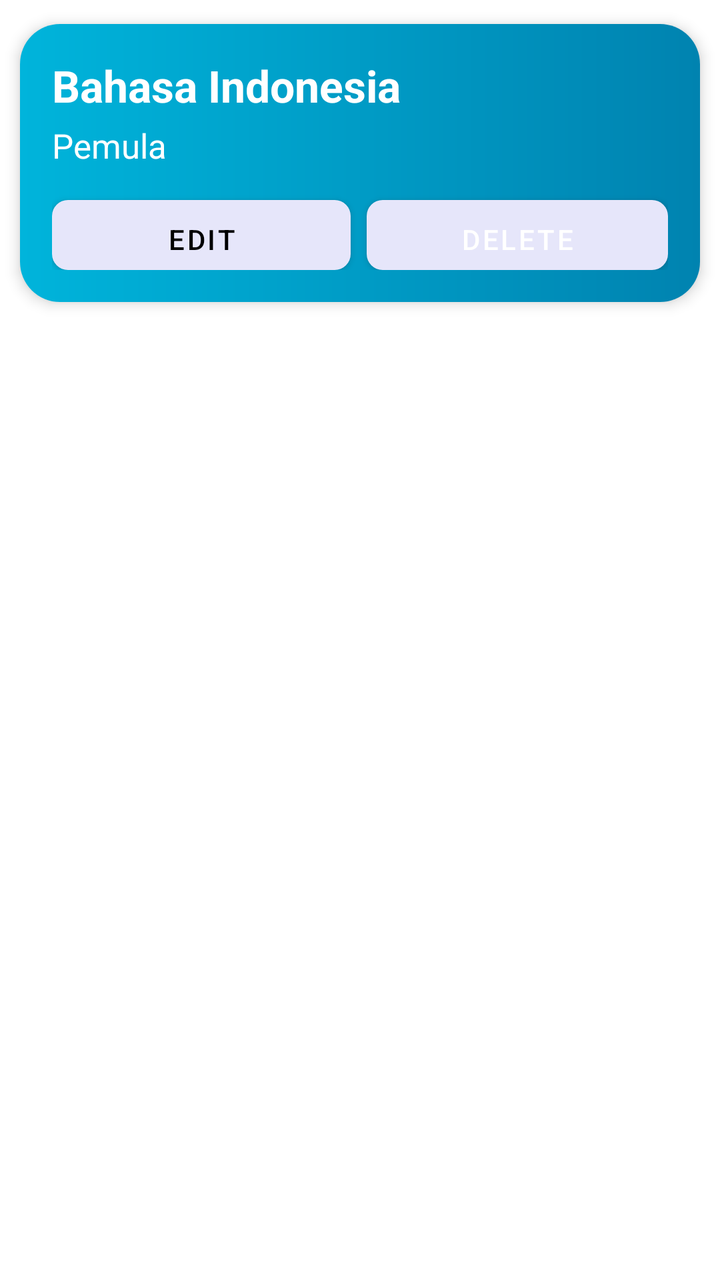
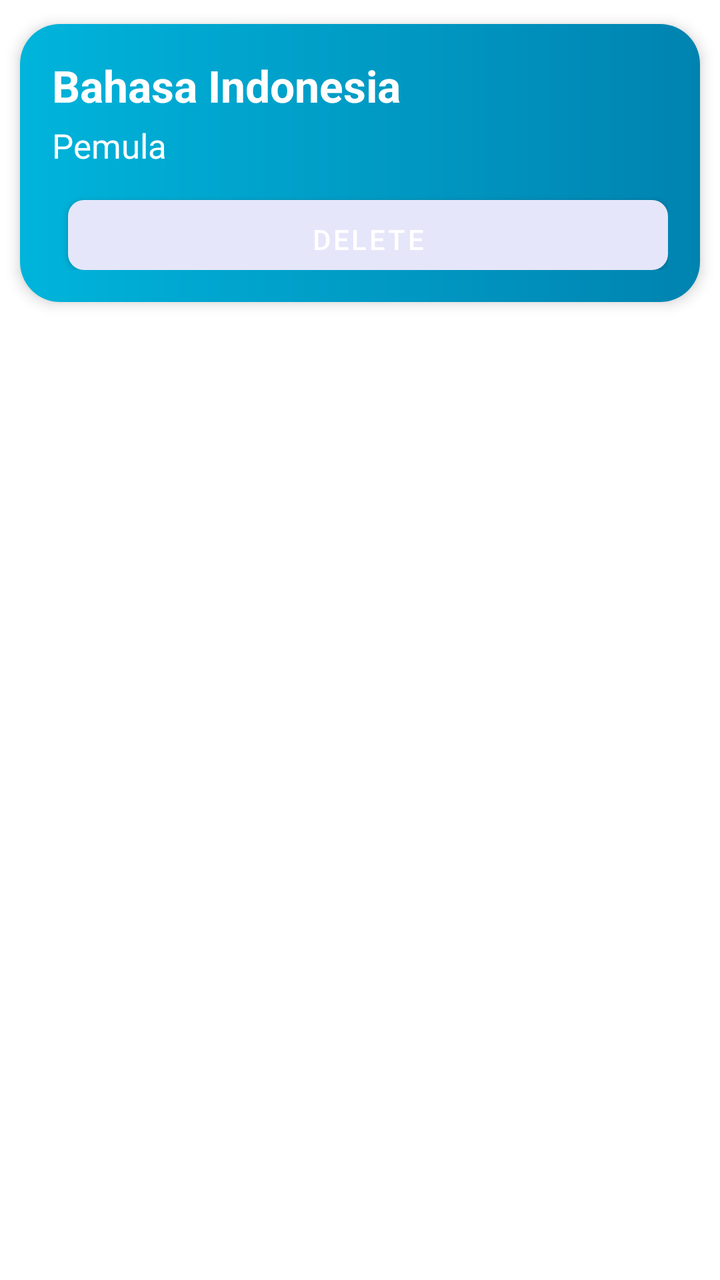

Two renders of the same Android screen: before a commit and after it. Below are the layout's source before the change and the commit's diff.
<!-- AndroidManifest.xml: application theme Theme.CVBuilder -->
<!-- res/layout/item_bahasa.xml -->
<?xml version="1.0" encoding="utf-8"?>
<LinearLayout xmlns:android="http://schemas.android.com/apk/res/android"
    xmlns:app="http://schemas.android.com/apk/res-auto"
    android:layout_width="match_parent"
    android:layout_height="wrap_content"
    android:layout_marginLeft="16dp"
    android:layout_marginRight="16dp"
    android:orientation="vertical">


    <androidx.cardview.widget.CardView
        android:id="@+id/cv_item_bahasa"
        android:layout_width="match_parent"
        android:layout_height="wrap_content"
        app:cardCornerRadius="20dp"
        app:cardElevation="4dp"
        app:cardMaxElevation="4dp"
        app:cardUseCompatPadding="true">

        <LinearLayout
            android:layout_width="match_parent"
            android:layout_height="wrap_content"
            android:orientation="vertical"
            android:padding="16dp"
            android:background="@drawable/background1_cardview">

            <LinearLayout
                android:layout_width="match_parent"
                android:layout_height="wrap_content">
                <TextView
                    android:id="@+id/tv_item_bahasa"
                    android:layout_width="wrap_content"
                    android:layout_height="wrap_content"
                    android:layout_marginBottom="4dp"
                    android:gravity="start"
                    android:text="Bahasa Indonesia"
                    android:textSize="22sp"
                    android:textColor="@color/white"
                    android:textStyle="bold" />
            </LinearLayout>

            <TextView
                android:id="@+id/tv_item_level_bahasa"
                android:layout_width="match_parent"
                android:layout_height="wrap_content"
                android:gravity="start"
                android:text="Pemula"
                android:textColor="@color/white"
                android:textSize="17sp" />

            <LinearLayout
                android:layout_width="match_parent"
                android:layout_height="match_parent"
                android:orientation="horizontal">

                <Button
                    android:id="@+id/btn_edit"
                    android:layout_width="wrap_content"
                    android:layout_height="35dp"
                    android:layout_weight="1"
                    android:text="Edit"
                    android:textColor="@color/black"
                    android:background="@drawable/button_round"
                    android:layout_marginTop="16dp"
                    />

                <Button
                    android:id="@+id/btn_delete_bahasa"
                    android:layout_width="wrap_content"
                    android:layout_height="35dp"
                    android:layout_marginStart="8dp"
                    android:layout_weight="1"
                    android:textColor="@color/white"
                    android:background="@drawable/button_round_delete"
                    android:layout_marginTop="16dp"
                    android:text="Delete" />
            </LinearLayout>

        </LinearLayout>
    </androidx.cardview.widget.CardView>
</LinearLayout>
<!-- resources referenced by this layout -->
<resources>
  <color name="black">#000000</color>
  <color name="white">#FFFFFF</color>
  <!-- drawable background1_cardview (drawable) -->
  <?xml version="1.0" encoding="utf-8"?>
  <shape xmlns:android="http://schemas.android.com/apk/res/android">
      <gradient android:startColor="#00B4DB"
  
      android:endColor="#0083B0"/>
  </shape>
  <!-- drawable button_round (drawable) -->
  <?xml version="1.0" encoding="utf-8" ?>
  <selector xmlns:android="http://schemas.android.com/apk/res/android">
      <item android:state_pressed="false" >
          <shape>
              <solid
                  android:color="#6bcdfd" />
              <stroke
                  android:width="0px"
                  android:color="#45a9da" />
              <corners android:radius="8dp" />
          </shape>
      </item>
      <item android:state_pressed="true" >
          <shape>
              <solid
                  android:color="#ba78e7" />
              <stroke
                  android:width="0px"
                  android:color="#ad60e1" />
              <corners android:radius="8dp" />
          </shape>
      </item>
  </selector>
  <!-- drawable button_round_delete (drawable) -->
  <?xml version="1.0" encoding="utf-8" ?>
  <selector xmlns:android="http://schemas.android.com/apk/res/android">
      <item android:state_pressed="false" >
          <shape>
              <solid
                  android:color="#F1656A" />
              <stroke
                  android:width="0px"
                  android:color="#45a9da" />
              <corners android:radius="8dp" />
          </shape>
      </item>
      <item android:state_pressed="true" >
          <shape>
              <solid
                  android:color="#ba78e7" />
              <stroke
                  android:width="0px"
                  android:color="#ad60e1" />
              <corners android:radius="8dp" />
          </shape>
      </item>
  </selector>
  <style name="Theme.CVBuilder" parent="Theme.MaterialComponents.DayNight.DarkActionBar">
          
          <item name="colorPrimary">@color/lavender</item>
          <item name="colorPrimaryVariant">@color/lavender</item>
          <item name="colorOnPrimary">@color/lavender</item>
          
          <item name="colorSecondary">@color/lavender</item>
          <item name="colorSecondaryVariant">@color/lavender</item>
          <item name="colorOnSecondary">@color/lavender</item>
          
          <item name="android:statusBarColor" tools:targetApi="l">?attr/colorPrimaryVariant</item>
          
          <item name="android:textColor">@color/red</item>
      </style>
  <color name="lavender">#E6E6FA</color>
  <color name="red">#FF0000</color>
</resources>

<!-- the commit's change to res/layout/item_bahasa.xml (unified diff, before → after) -->
@@ -54,17 +54,6 @@
                 android:orientation="horizontal">
 
                 <Button
-                    android:id="@+id/btn_edit"
-                    android:layout_width="wrap_content"
-                    android:layout_height="35dp"
-                    android:layout_weight="1"
-                    android:text="Edit"
-                    android:textColor="@color/black"
-                    android:background="@drawable/button_round"
-                    android:layout_marginTop="16dp"
-                    />
-
-                <Button
                     android:id="@+id/btn_delete_bahasa"
                     android:layout_width="wrap_content"
                     android:layout_height="35dp"
<!-- resource entries referenced after the edit -->
@@ -1,6 +1,5 @@
 <!-- resources referenced by this layout -->
 <resources>
-  <color name="black">#000000</color>
   <color name="white">#FFFFFF</color>
   <!-- drawable background1_cardview (drawable) -->
   <?xml version="1.0" encoding="utf-8"?>
@@ -9,30 +8,6 @@
   
       android:endColor="#0083B0"/>
   </shape>
-  <!-- drawable button_round (drawable) -->
-  <?xml version="1.0" encoding="utf-8" ?>
-  <selector xmlns:android="http://schemas.android.com/apk/res/android">
-      <item android:state_pressed="false" >
-          <shape>
-              <solid
-                  android:color="#6bcdfd" />
-              <stroke
-                  android:width="0px"
-                  android:color="#45a9da" />
-              <corners android:radius="8dp" />
-          </shape>
-      </item>
-      <item android:state_pressed="true" >
-          <shape>
-              <solid
-                  android:color="#ba78e7" />
-              <stroke
-                  android:width="0px"
-                  android:color="#ad60e1" />
-              <corners android:radius="8dp" />
-          </shape>
-      </item>
-  </selector>
   <!-- drawable button_round_delete (drawable) -->
   <?xml version="1.0" encoding="utf-8" ?>
   <selector xmlns:android="http://schemas.android.com/apk/res/android">
